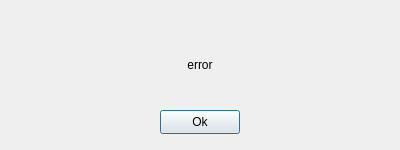
Qt form view/errorwindow.ui (Gyarik/StressView) before a commit.
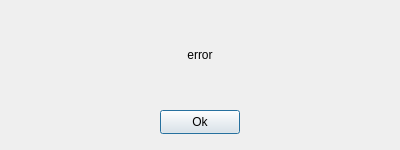
The same form after that commit.

What changed in the file:
```diff
--- a/view/errorwindow.ui
+++ b/view/errorwindow.ui
@@ -38,7 +38,7 @@
    <property name="geometry">
     <rect>
      <x>50</x>
-     <y>40</y>
+     <y>30</y>
      <width>300</width>
      <height>50</height>
     </rect>
```
